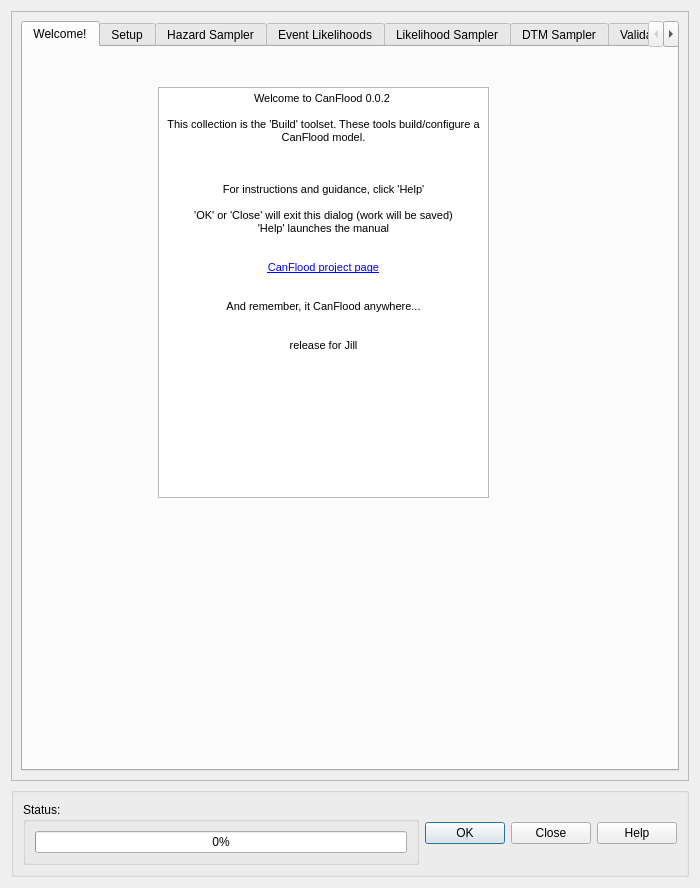
Before: the Qt Designer form canflood_inprep/ProjectDataPrep/ProjectDataPrepDialog_Base.ui in NRCan/CanFlood, drawn with Qt 5.
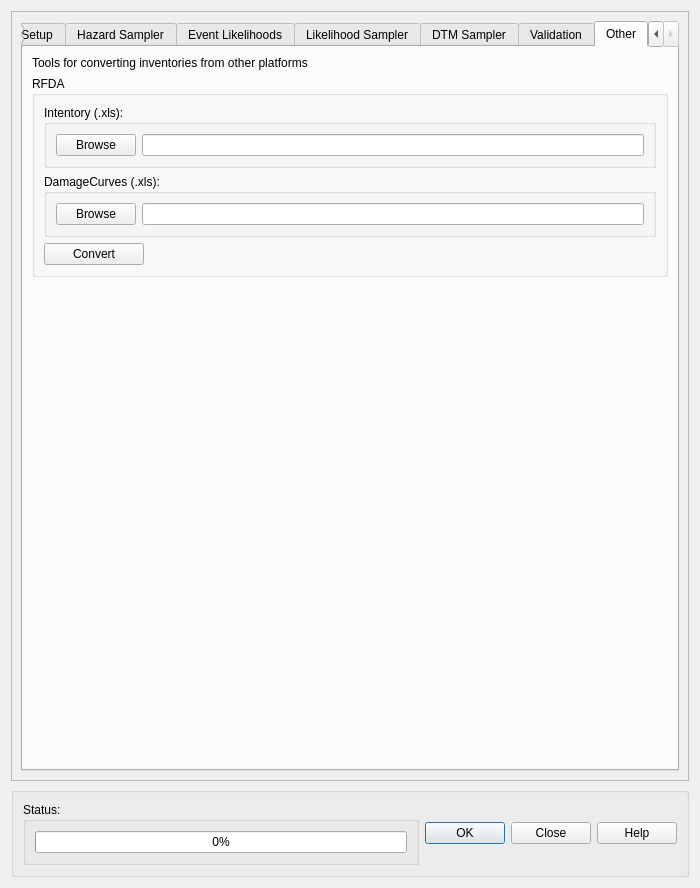
After: the same form once the commit is applied. Custom widgets are drawn as their Qt base class.

The edit to the form file:
```diff
--- a/canflood_inprep/ProjectDataPrep/ProjectDataPrepDialog_Base.ui
+++ b/canflood_inprep/ProjectDataPrep/ProjectDataPrepDialog_Base.ui
@@ -86,7 +86,7 @@
           </size>
          </property>
          <property name="currentIndex">
-          <number>0</number>
+          <number>7</number>
          </property>
          <property name="movable">
           <bool>false</bool>
@@ -2559,6 +2559,93 @@
            </widget>
           </widget>
          </widget>
+         <widget class="QWidget" name="tab_Legacy">
+          <attribute name="title">
+           <string>Other</string>
+          </attribute>
+          <layout class="QVBoxLayout" name="verticalLayout_5">
+           <item>
+            <widget class="QLabel" name="label_10">
+             <property name="text">
+              <string>Tools for converting inventories from other platforms</string>
+             </property>
+            </widget>
+           </item>
+           <item>
+            <widget class="QGroupBox" name="groupBox_26">
+             <property name="title">
+              <string>RFDA</string>
+             </property>
+             <layout class="QVBoxLayout" name="verticalLayout_6">
+              <item>
+               <widget class="QGroupBox" name="groupBox_27">
+                <property name="title">
+                 <string>Intentory (.xls):</string>
+                </property>
+                <layout class="QHBoxLayout" name="horizontalLayout_11">
+                 <item>
+                  <widget class="QPushButton" name="pushButton_wd_OthRfInv">
+                   <property name="text">
+                    <string>Browse</string>
+                   </property>
+                  </widget>
+                 </item>
+                 <item>
+                  <widget class="QLineEdit" name="lineEdit_wd_OthRfInv"/>
+                 </item>
+                </layout>
+               </widget>
+              </item>
+              <item>
+               <widget class="QGroupBox" name="groupBox_28">
+                <property name="title">
+                 <string>DamageCurves (.xls):</string>
+                </property>
+                <layout class="QHBoxLayout" name="horizontalLayout_12">
+                 <item>
+                  <widget class="QPushButton" name="pushButton_wd_OthRf_cv">
+                   <property name="text">
+                    <string>Browse</string>
+                   </property>
+                  </widget>
+                 </item>
+                 <item>
+                  <widget class="QLineEdit" name="lineEdit_wd_OthRf_cv"/>
+                 </item>
+                </layout>
+               </widget>
+              </item>
+              <item>
+               <widget class="QPushButton" name="pushButton_OthRfda">
+                <property name="maximumSize">
+                 <size>
+                  <width>100</width>
+                  <height>16777215</height>
+                 </size>
+                </property>
+                <property name="text">
+                 <string>Convert</string>
+                </property>
+               </widget>
+              </item>
+             </layout>
+            </widget>
+           </item>
+           <item>
+            <spacer name="verticalSpacer_3">
+             <property name="orientation">
+              <enum>Qt::Vertical</enum>
+             </property>
+             <property name="sizeHint" stdset="0">
+              <size>
+               <width>20</width>
+               <height>518</height>
+              </size>
+             </property>
+            </spacer>
+           </item>
+          </layout>
+         </widget>
         </widget>
        </item>
       </layout>
```
Left out of the diff: 2 changed lines with no effect on the pictures.
